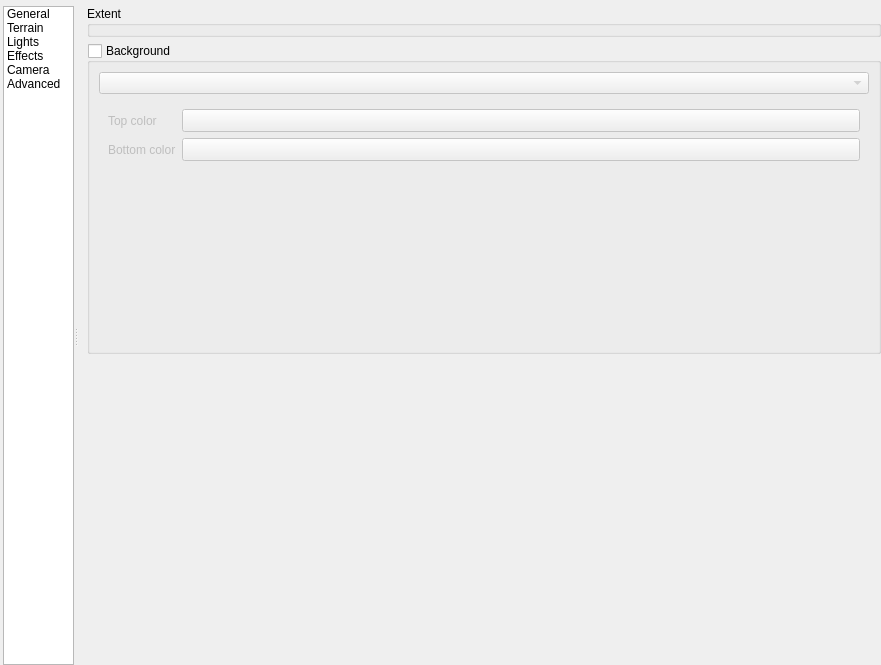
This is src/ui/3d/map3dconfigwidget.ui in qgis/QGIS as Qt 5 draws it before an edit. The edited form follows.
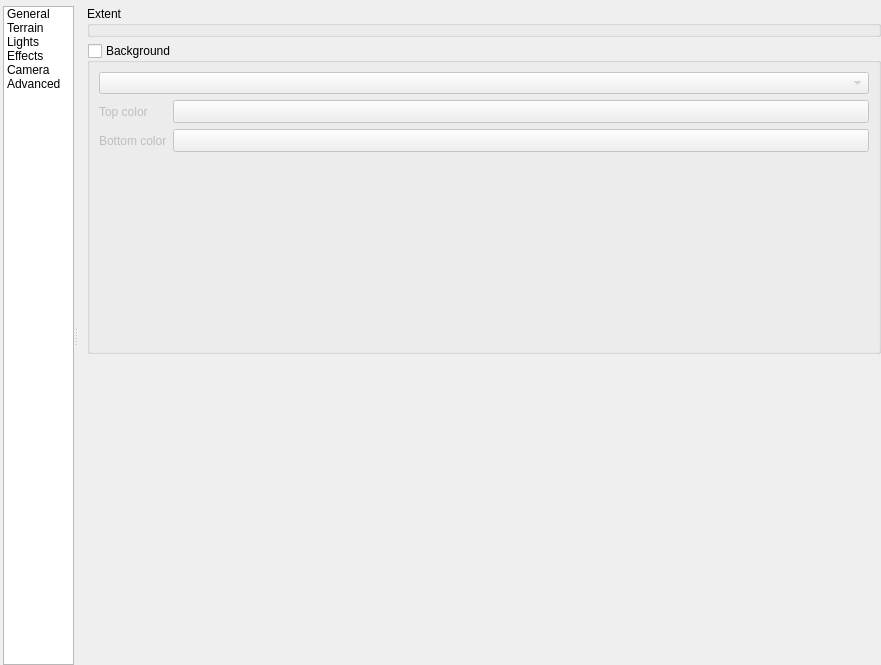
This is the edited form. Icons and pictures are not drawn. Custom widgets are drawn as their Qt base class.

Commit message: Reduce excessive widget padding

```diff
--- a/src/ui/3d/map3dconfigwidget.ui
+++ b/src/ui/3d/map3dconfigwidget.ui
@@ -263,6 +263,18 @@
                     </property>
                     <widget class="QWidget" name="pageGradient">
                      <layout class="QGridLayout" name="gridLayout_9" columnstretch="0,1">
+                      <property name="leftMargin">
+                       <number>0</number>
+                      </property>
+                      <property name="topMargin">
+                       <number>0</number>
+                      </property>
+                      <property name="rightMargin">
+                       <number>0</number>
+                      </property>
+                      <property name="bottomMargin">
+                       <number>0</number>
+                      </property>
                       <item row="1" column="0">
                        <widget class="QLabel" name="labelBottomColor">
                         <property name="text">
```
The commit also changes 1 other file.
